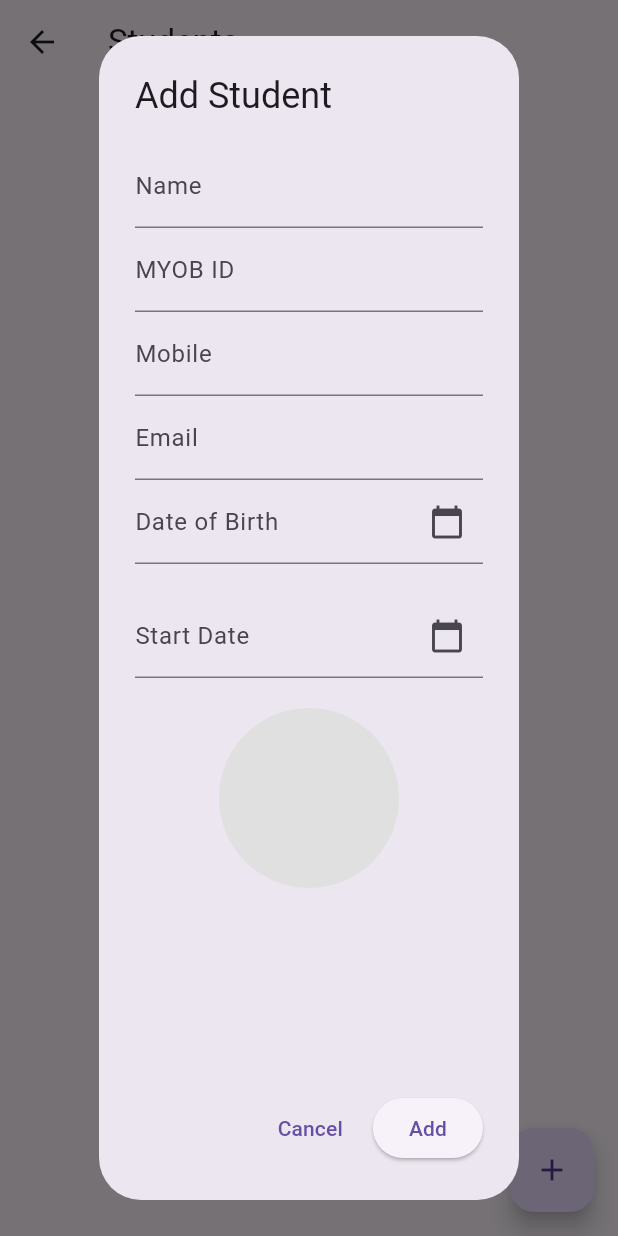
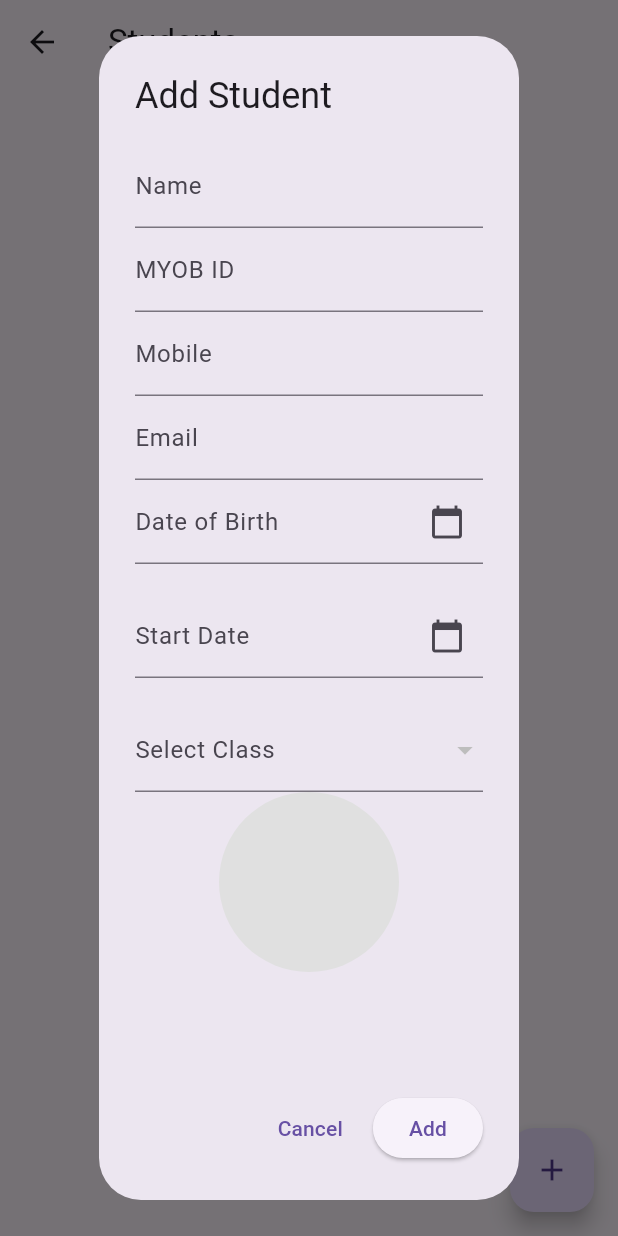
Before and after one commit to surtalk/Surtaal, a Flutter app: the StudentsScreen screen opened directly, after a tap on the "add" icon, on a phone screen of 412 x 824 dp. Run offline on Flutter 3.47's test engine with Material 3 defaults, Android fonts, the phone set to English and light mode, and no system bars; our stand-ins replace cloud_firestore, firebase_auth, firebase_core, firebase_storage, fluttertoast, google_sign_in and 2 more; accounts and stored records are empty.

Commit message:
added class drop down

```diff
--- a/lib/data/repositories/student_repository.dart
+++ b/lib/data/repositories/student_repository.dart
@@ -4,8 +4,8 @@ class StudentRepository {
  final CollectionReference studentsCollection =
       FirebaseFirestore.instance.collection('students');
 
-Future<void> addStudent(String name, String myobId, String phone, DateTime dob, String email, DateTime startDate, String imageUrl) async {
-  await studentsCollection.add({
+Future<DocumentReference?> addStudent(String name, String myobId, String phone, DateTime dob, String email, DateTime startDate, String imageUrl) async {
+  return await studentsCollection.add({
     'name': name,
     'myob_Id': myobId,
     'mobile': phone,
--- a/lib/features/admin_dashboard/screens/AddUpdateStudentDialog.dart
+++ b/lib/features/admin_dashboard/screens/AddUpdateStudentDialog.dart
@@ -4,6 +4,7 @@ import '../../../data/repositories/student_repository.dart';
 import 'dart:io';
 import 'package:firebase_storage/firebase_storage.dart';
 import 'dart:typed_data';
+import 'package:cloud_firestore/cloud_firestore.dart';
 
 class AddStudentDialog extends StatefulWidget {
 
@@ -15,8 +16,9 @@ class AddStudentDialog extends StatefulWidget {
   String? email;
   DateTime? startDate;
   String? imageUrl;
+  String? selectedClassId;
 
-   AddStudentDialog({this.existingName, this.studentId, this.myobId, this.phone, this.dob, this.email, this.startDate, this.imageUrl});
+   AddStudentDialog({this.existingName, this.studentId, this.myobId, this.phone, this.dob, this.email, this.startDate, this.selectedClassId, this.imageUrl});
 
   @override
   _AddupdatestudentdialogState createState() => _AddupdatestudentdialogState();
@@ -34,12 +36,16 @@ class _AddupdatestudentdialogState extends State<AddStudentDialog> {
   DateTime? _startDate;
   String? docId;
   String? imageUrl;
+  String? selectedClassId;
+
   TextEditingController dobController = TextEditingController();
   TextEditingController startDateController = TextEditingController();
+  List<Map<String, dynamic>> classList = []; // Stores fetched classes
 
   @override
   void initState() {
     super.initState();
+    fetchClasses();
     _nameController = TextEditingController(text: widget.existingName ?? "");
     _myobIdController = TextEditingController(text: widget.myobId ?? "");
     _phoneController = TextEditingController(text: widget.phone ?? "");
@@ -47,6 +53,7 @@ class _AddupdatestudentdialogState extends State<AddStudentDialog> {
     _selectedDob = widget.dob;
     _startDate = widget.startDate;
     docId = widget.studentId;
+    selectedClassId = widget.selectedClassId;
     imageUrl=widget.imageUrl;
     if(_selectedDob !=null){
         dobController.text="${_selectedDob!.day}/${_selectedDob!.month}/${_selectedDob!.year}";
@@ -70,6 +77,19 @@ class _AddupdatestudentdialogState extends State<AddStudentDialog> {
       });
       }
 
+     /// Fetch available classes from Firestore
+      Future<void> fetchClasses() async {
+        QuerySnapshot querySnapshot =
+            await FirebaseFirestore.instance.collection('classes').get();
+
+        List<Map<String, dynamic>> fetchedClasses = querySnapshot.docs
+            .map((doc) => {'id': doc.id, 'name': doc['name']})
+            .toList();
+
+        setState(() {
+          classList = fetchedClasses;
+        });
+      }
 
     void _selectStartDateDate(BuildContext context) async {
       DateTime? picked = await showDatePicker(
@@ -204,6 +224,23 @@ class _AddupdatestudentdialogState extends State<AddStudentDialog> {
                       },
                 ),
                 SizedBox(height: 20),
+                 // Class Dropdown
+                  if (widget.studentId == null)
+          DropdownButtonFormField<String>(
+            value: selectedClassId,
+            items: classList
+                .map((cls) => DropdownMenuItem<String>(
+                      value: cls['id'],
+                      child: Text(cls['name']),
+                    ))
+                .toList(),
+            onChanged: (value) {
+              setState(() {
+                selectedClassId = value;
+              });
+            },
+            decoration: InputDecoration(labelText: 'Select Class'),
+          ),
                 GestureDetector(
                   onTap: () {
                     print("Image picker tapped!");  // Prints when the widget is tapped
@@ -254,7 +291,7 @@ class _AddupdatestudentdialogState extends State<AddStudentDialog> {
             }
             print("didnot saved new image  ${imageUrl}");
           if (docId == null) {
-            _firestoreService.addStudent(
+             DocumentReference? studentRef = await _firestoreService.addStudent(
               _nameController.text,
               _myobIdController.text.trim().isNotEmpty?_myobIdController.text.trim():"TBC",
               _phoneController.text.trim().isNotEmpty?_phoneController.text.trim():"TBC",
@@ -263,6 +300,11 @@ class _AddupdatestudentdialogState extends State<AddStudentDialog> {
               _startDate!,
                imageUrl!
             );
+                await FirebaseFirestore.instance.collection('classes').doc(selectedClassId).update({
+            'students': FieldValue.arrayUnion([
+              {'id': studentRef?.id, 'name': _nameController.text}
+            ])
+          });
             ScaffoldMessenger.of(context).showSnackBar(SnackBar(content: Text("Student added successfully")));
           } else {
             _firestoreService.updateStudent(
--- a/lib/features/admin_dashboard/screens/student_screen.dart
+++ b/lib/features/admin_dashboard/screens/student_screen.dart
@@ -1,10 +1,10 @@
-import 'package:image_picker/image_picker.dart';
+
 import 'package:flutter/material.dart';
 import 'package:cloud_firestore/cloud_firestore.dart';
 import '../../../data/repositories/student_repository.dart';
-import 'dart:io';
+
 import '../../../data/models/student_model.dart';
-import 'dart:typed_data';
+
 import 'AddUpdateStudentDialog.dart';
 
 class StudentsScreen extends StatefulWidget {
@@ -15,29 +15,14 @@ class StudentsScreen extends StatefulWidget {
 
 class _StudentsScreenState extends State<StudentsScreen> {
   final StudentRepository _firestoreService = StudentRepository();
+  List<String> studentsInClasses = []; // Student IDs in classes
+   bool showUnassignedOnly = false; // Checkbox state
 
-    /// Load student data and get image bytes from Firestore
-  Future<Uint8List?> _loadStudentData(studentId) async {
-     Uint8List? _imageBytes = null;
-    DocumentSnapshot studentDoc = await FirebaseFirestore.instance
-        .collection('students')
-        .doc(studentId)
-        .get();
-
-    if (studentDoc.exists) {
-      if (studentDoc['imageBytes'] != null) {
-        setState(() {
-          _imageBytes = Uint8List.fromList(List<int>.from(studentDoc['imageBytes']));
-        });
-      }
-    }
-    return _imageBytes;
+ @override
+  void initState() {
+    super.initState();
+    fetchStudentsInClasses();
   }
-
-
-
-  final ImagePicker _picker = ImagePicker();
-  File? _image = null;
 
   // Show Add/Edit Dialog
   void _showStudentDialog(BuildContext context,{String? docId, String? name, String? myobId, String? phone,
@@ -75,16 +60,32 @@ class _StudentsScreenState extends State<StudentsScreen> {
   }
 
 
- // Simulate fetching students from Firestore
-
-
-
 // section to display list of student
   @override
   Widget build(BuildContext context) {
     return Scaffold(
       appBar: AppBar(title: Text("Students")),
-      body: FutureBuilder<List<Student>>(
+      body: Column(
+        children: [
+          // Checkbox to filter unassigned students
+          Row(
+            mainAxisAlignment: MainAxisAlignment.center,
+            children: [
+              Checkbox(
+                value: showUnassignedOnly,
+                onChanged: (bool? value) {
+                  setState(() {
+                    showUnassignedOnly = value ?? false;
+                  });
+                },
+              ),
+              Text('Show students not in any class'),
+            ],
+          ),
+
+          // Fetch students from Firestore and display them
+          Expanded(
+            child: FutureBuilder<List<Student>>(
         future: _fetchStudents(),
         builder: (context, snapshot) {
           if (snapshot.connectionState == ConnectionState.waiting) {
@@ -100,10 +101,14 @@ class _StudentsScreenState extends State<StudentsScreen> {
           }
 
           var students = snapshot.data!;
+          // Filter students based on checkbox state
+          var filteredStudents = showUnassignedOnly
+              ? students.where((s) => !studentsInClasses.contains(s.docId)).toList()
+              : students;
           return ListView.builder(
-            itemCount: students.length,
+            itemCount: filteredStudents.length,
             itemBuilder: (context, index) {
-              var student = students[index];
+              var student = filteredStudents[index];
               DateTime dob = (student.dob).toDate();
               String formattedDob = "${dob.day}-${dob.month}-${dob.year}";
               DateTime startDate = (student.startDate).toDate();
@@ -144,11 +149,15 @@ class _StudentsScreenState extends State<StudentsScreen> {
           );
         },
       ),
+       ),
+        ],
+      ),
       floatingActionButton: FloatingActionButton(
         child: Icon(Icons.add),
         onPressed: () => _showStudentDialog(context)
       )
       );
+
   }
 
 Future<List<Student>> _fetchStudents() async {
@@ -170,4 +179,22 @@ Future<List<Student>> _fetchStudents() async {
       return students;
     }
 
+    /// Fetch student IDs assigned to classes
+  Future<void> fetchStudentsInClasses() async {
+    QuerySnapshot querySnapshot =
+        await FirebaseFirestore.instance.collection('classes').get();
+
+    List<String> assignedStudents = [];
+
+    for (var doc in querySnapshot.docs) {
+      List studentsList = doc['students'] ?? [];
+      assignedStudents.addAll(
+          studentsList.map((s) => s['id'].toString()).toList());
+    }
+
+    setState(() {
+      studentsInClasses = assignedStudents.toSet().toList();
+    });
+  }
+
 }
```
